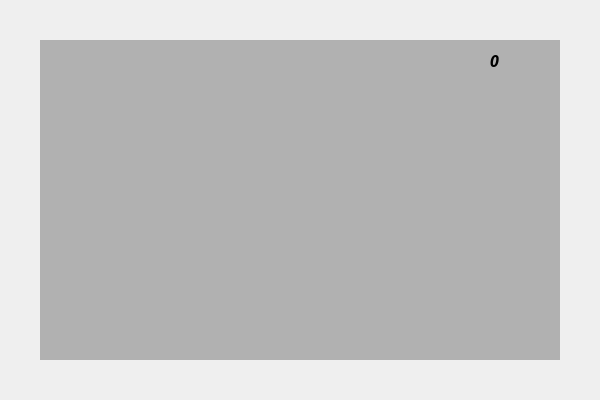
This is mainwidget.ui in bstee615/project as Qt 5 draws it before an edit. The edited form follows.
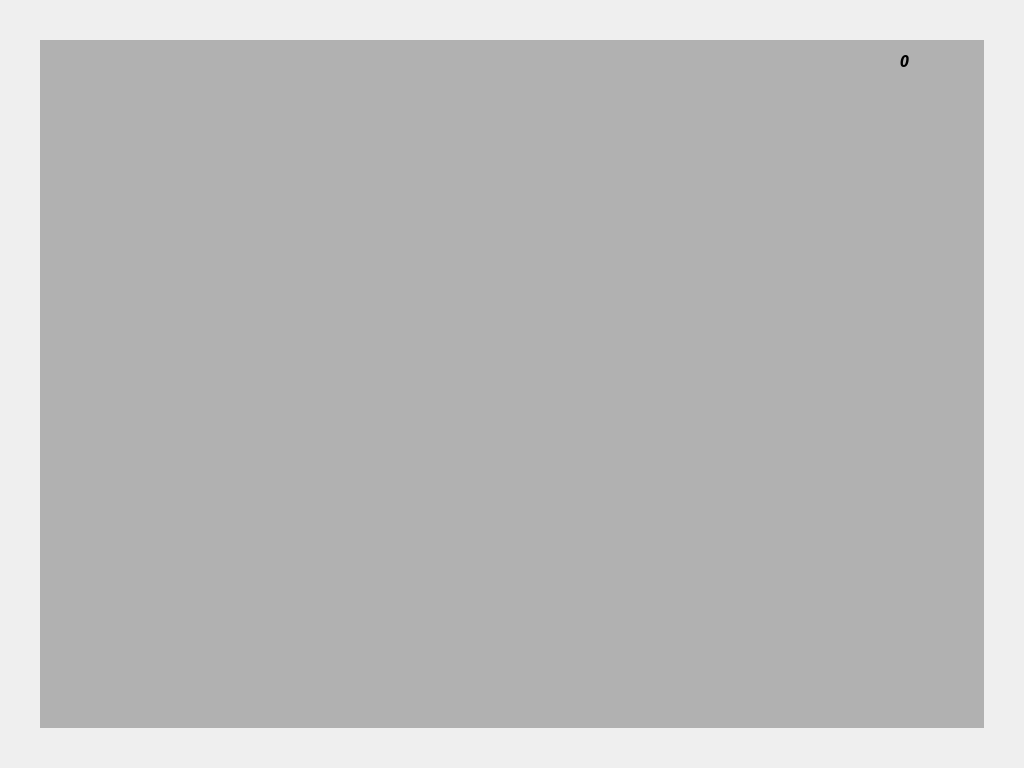
This is the edited form. Icons and pictures are not drawn.

```diff
--- a/mainwidget.ui
+++ b/mainwidget.ui
@@ -6,8 +6,8 @@
    <rect>
     <x>0</x>
     <y>0</y>
-    <width>600</width>
-    <height>400</height>
+    <width>1024</width>
+    <height>768</height>
    </rect>
   </property>
   <property name="windowTitle">
@@ -18,8 +18,8 @@
     <rect>
      <x>40</x>
      <y>40</y>
-     <width>520</width>
-     <height>320</height>
+     <width>944</width>
+     <height>688</height>
     </rect>
    </property>
    <widget class="QLabel" name="lblBackground">
@@ -27,8 +27,8 @@
      <rect>
       <x>0</x>
       <y>0</y>
-      <width>520</width>
-      <height>320</height>
+      <width>944</width>
+      <height>688</height>
      </rect>
     </property>
     <property name="styleSheet">
@@ -44,7 +44,7 @@
    <widget class="QLabel" name="lblScore">
     <property name="geometry">
      <rect>
-      <x>450</x>
+      <x>860</x>
       <y>10</y>
       <width>61</width>
       <height>21</height>
@@ -66,7 +66,7 @@
    <widget class="QLabel" name="lblLife1">
     <property name="geometry">
      <rect>
-      <x>420</x>
+      <x>830</x>
       <y>0</y>
       <width>31</width>
       <height>41</height>
@@ -85,7 +85,7 @@
    <widget class="QLabel" name="lblLife2">
     <property name="geometry">
      <rect>
-      <x>390</x>
+      <x>800</x>
       <y>0</y>
       <width>31</width>
       <height>41</height>
@@ -104,7 +104,7 @@
    <widget class="QLabel" name="lblLife3">
     <property name="geometry">
      <rect>
-      <x>360</x>
+      <x>770</x>
       <y>0</y>
       <width>31</width>
       <height>41</height>
```
